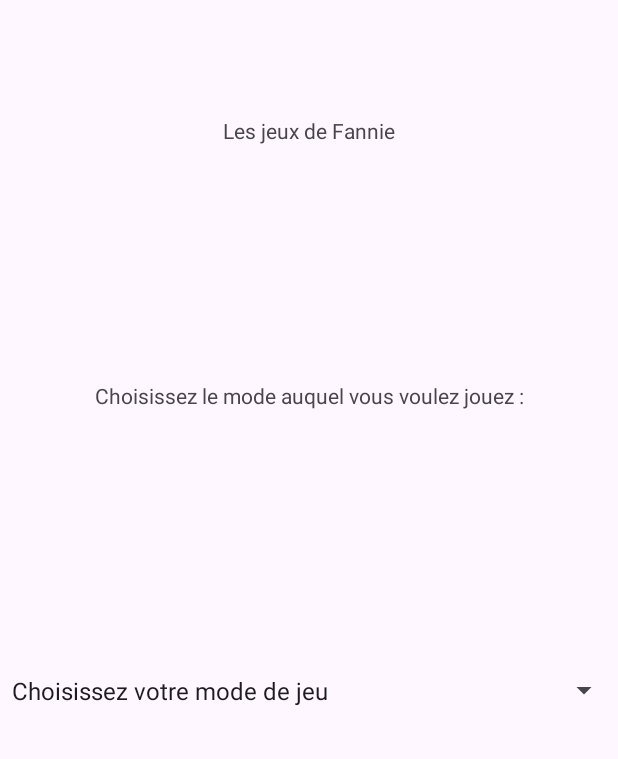
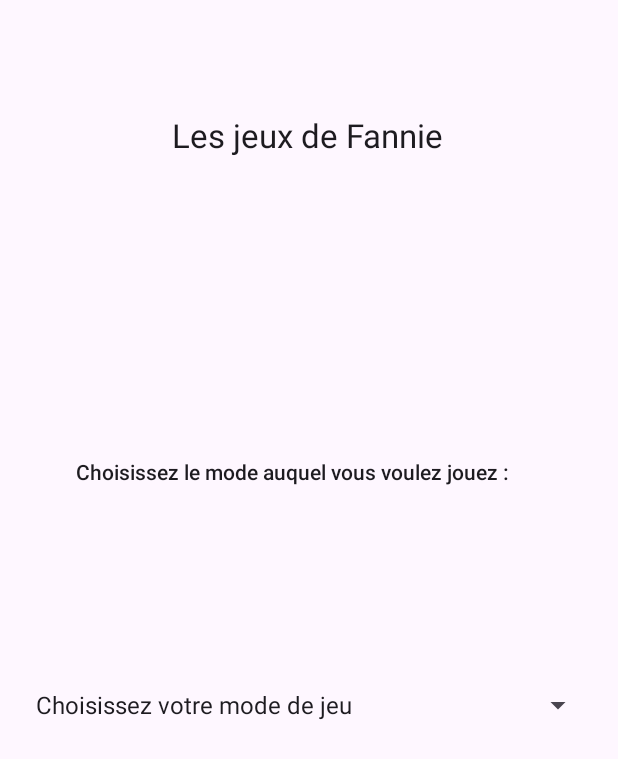
Before and after one commit to Pierremalle/AppFannie, an Android app: the screen it shows after launch (MainActivity), on a phone screen of 412 x 824 dp. Shown: the top 759 px of the screen. Run offline under Robolectric (Android 15) with nearby library versions, the phone set to English and light mode, and no system bars.

Commit message:
Little appearance modification

```diff
--- a/app/src/main/res/layout/activity_drink_and_dice.xml
+++ b/app/src/main/res/layout/activity_drink_and_dice.xml
@@ -27,9 +27,10 @@
 
     <TextView
         android:id="@+id/CategorieText"
-        android:layout_width="wrap_content"
-        android:layout_height="wrap_content"
+        android:layout_width="115dp"
+        android:layout_height="37dp"
         android:text="Catégorie :"
+        android:textAppearance="@style/TextAppearance.AppCompat.Large"
         app:layout_constraintBottom_toTopOf="@+id/QuestionDisplayer"
         app:layout_constraintEnd_toEndOf="parent"
         app:layout_constraintStart_toStartOf="parent"
@@ -40,6 +41,7 @@
         android:layout_width="wrap_content"
         android:layout_height="wrap_content"
         android:layout_marginBottom="60dp"
+        android:textAppearance="@style/TextAppearance.AppCompat.Medium"
         app:layout_constraintBottom_toTopOf="@+id/QuestionDisplayer"
         app:layout_constraintEnd_toEndOf="parent"
         app:layout_constraintHorizontal_bias="0.498"
--- a/app/src/main/res/layout/activity_main.xml
+++ b/app/src/main/res/layout/activity_main.xml
@@ -8,9 +8,10 @@
 
     <TextView
         android:id="@+id/MenuTitle"
-        android:layout_width="wrap_content"
-        android:layout_height="wrap_content"
+        android:layout_width="183dp"
+        android:layout_height="40dp"
         android:text="@string/les_jeux_de_fannie"
+        android:textAppearance="@style/TextAppearance.AppCompat.Large"
         app:layout_constraintBottom_toBottomOf="parent"
         app:layout_constraintEnd_toEndOf="parent"
         app:layout_constraintStart_toStartOf="parent"
@@ -19,8 +20,8 @@
 
     <Spinner
         android:id="@+id/MenuSpinner"
-        android:layout_width="413dp"
-        android:layout_height="59dp"
+        android:layout_width="380dp"
+        android:layout_height="65dp"
         app:layout_constraintBottom_toBottomOf="parent"
         app:layout_constraintEnd_toEndOf="parent"
         app:layout_constraintStart_toStartOf="parent"
@@ -28,12 +29,15 @@
 
     <TextView
         android:id="@+id/MenuTexte"
-        android:layout_width="wrap_content"
-        android:layout_height="wrap_content"
+        android:layout_width="310dp"
+        android:layout_height="33dp"
         android:text="@string/choisissez_le_mode_auquel_vous_voulez_jouez"
+        android:textAppearance="@style/TextAppearance.AppCompat.Body2"
         app:layout_constraintBottom_toTopOf="@+id/MenuSpinner"
         app:layout_constraintEnd_toEndOf="parent"
+        app:layout_constraintHorizontal_bias="0.495"
         app:layout_constraintStart_toStartOf="parent"
-        app:layout_constraintTop_toBottomOf="@+id/MenuTitle" />
+        app:layout_constraintTop_toBottomOf="@+id/MenuTitle"
+        app:layout_constraintVertical_bias="0.655" />
 
 </androidx.constraintlayout.widget.ConstraintLayout>
```
